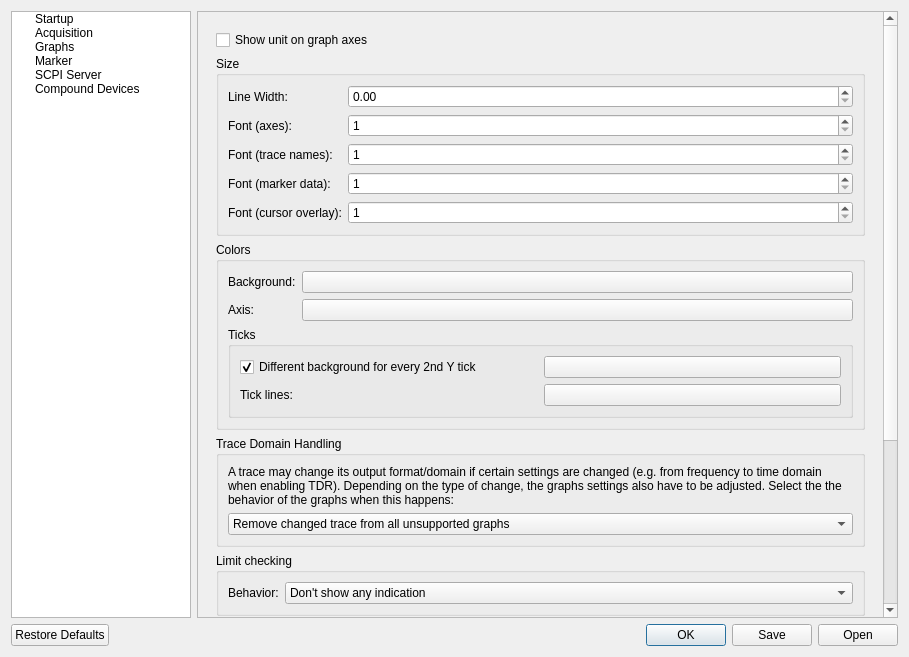
This is Software/PC_Application/LibreVNA-GUI/preferencesdialog.ui in jankae/LibreVNA as Qt 5 draws it before an edit. The edited form follows.
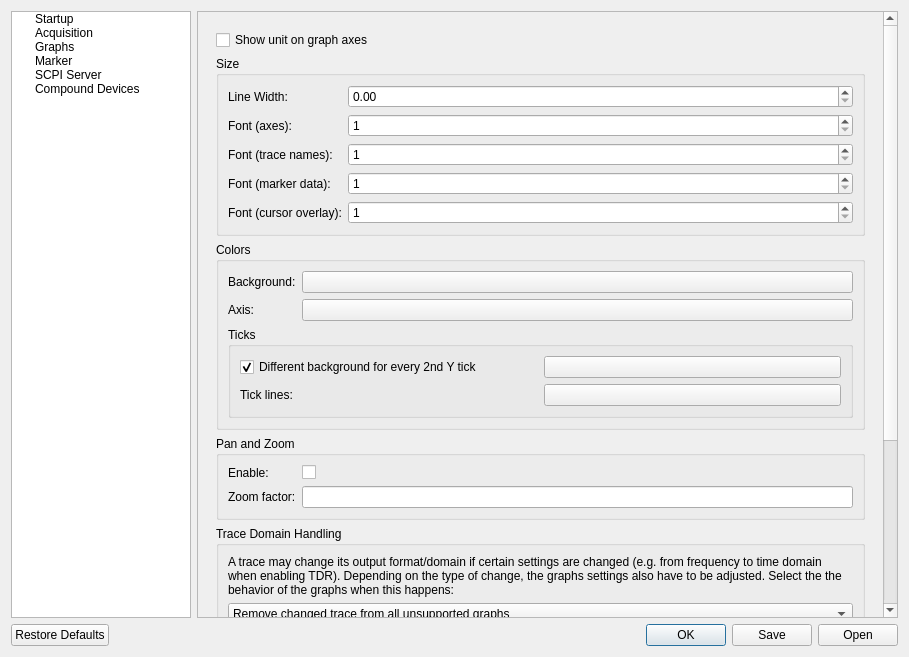
This is the edited form. The open tabs and pages were chosen to show the change. Icons and pictures are not drawn. Custom widgets are drawn as their Qt base class.

Commit message: Improve old calibration import + graph pan/zoom settings

The edit to the form file:
```diff
--- a/Software/PC_Application/LibreVNA-GUI/preferencesdialog.ui
+++ b/Software/PC_Application/LibreVNA-GUI/preferencesdialog.ui
@@ -83,8 +83,8 @@
          <rect>
           <x>0</x>
           <y>0</y>
-          <width>687</width>
-          <height>884</height>
+          <width>684</width>
+          <height>854</height>
          </rect>
         </property>
         <layout class="QHBoxLayout" name="horizontalLayout_12">
@@ -1117,6 +1117,39 @@
                  </layout>
                 </widget>
                </item>
+               <item>
+                <widget class="QGroupBox" name="groupBox_18">
+                 <property name="title">
+                  <string>Pan and Zoom</string>
+                 </property>
+                 <layout class="QFormLayout" name="formLayout_13">
+                  <item row="0" column="0">
+                   <widget class="QLabel" name="label_46">
+                    <property name="text">
+                     <string>Enable:</string>
+                    </property>
+                   </widget>
+                  </item>
+                  <item row="0" column="1">
+                   <widget class="QCheckBox" name="GraphsEnablePanZoom">
+                    <property name="text">
+                     <string/>
+                    </property>
+                   </widget>
+                  </item>
+                  <item row="1" column="0">
+                   <widget class="QLabel" name="label_47">
+                    <property name="text">
+                     <string>Zoom factor:</string>
+                    </property>
+                   </widget>
+                  </item>
+                  <item row="1" column="1">
+                   <widget class="SIUnitEdit" name="GraphsZoomFactor"/>
+                  </item>
+                 </layout>
+                </widget>
+               </item>
                <item>
                 <widget class="QGroupBox" name="groupBox_12">
                  <property name="title">
```
Left out of the diff: 2 changed lines with no effect on the pictures. The commit also changes 7 other files.
